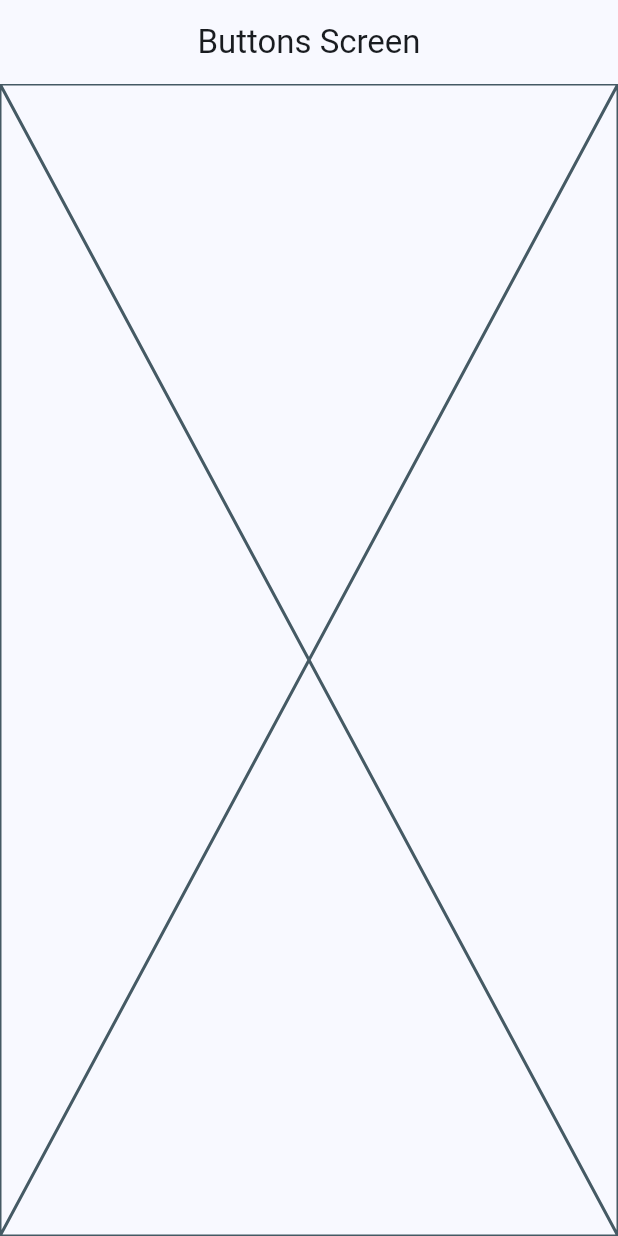
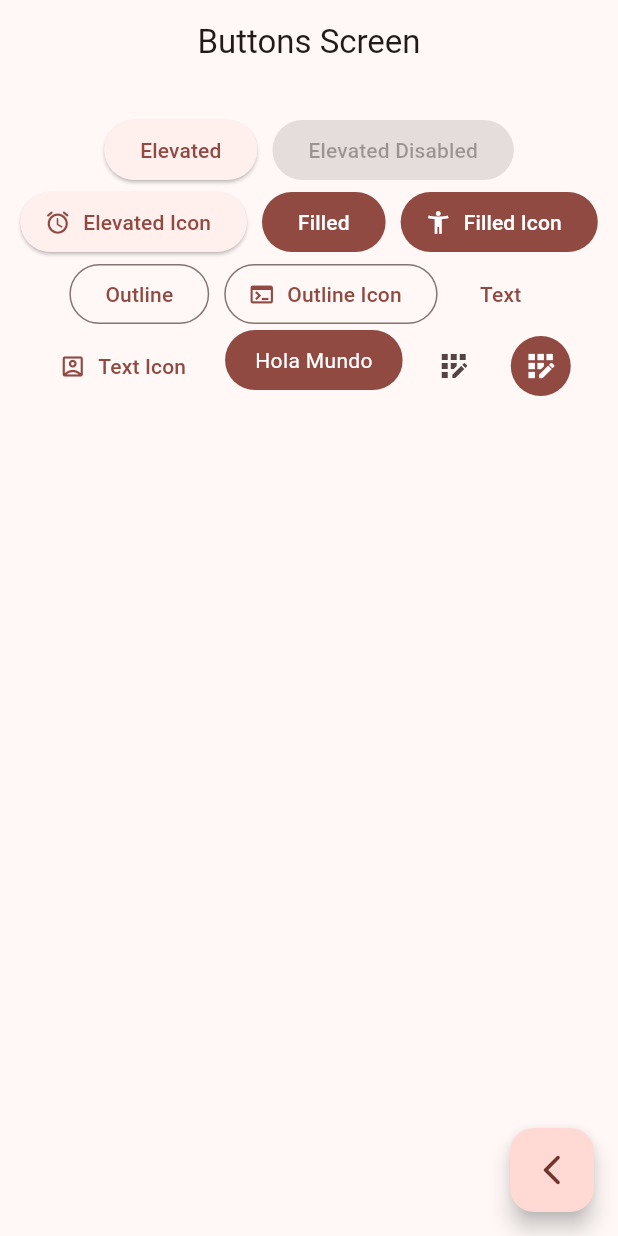
Before and after one commit to harojortiz/widgets-app, a Flutter app: the ButtonScreen screen opened by its route, on a phone screen of 412 x 824 dp. Run offline on Flutter 3.47's test engine with Material 3 defaults, Android fonts, the phone set to English and light mode, and no system bars; our stand-ins replace go_router.

Commit message:
button sreen finished

```diff
--- a/lib/main.dart
+++ b/lib/main.dart
@@ -14,7 +14,7 @@ class MainApp extends StatelessWidget {
     return MaterialApp.router(
       routerConfig: appRouter,
       debugShowCheckedModeBanner: false,
-      theme: AppTheme(selectedColor: 0).getTheme(),
+      theme: AppTheme(selectedColor: 4).getTheme(),
     );
   }
 }
--- a/lib/presentation/screens/buttons/buttons_screen.dart
+++ b/lib/presentation/screens/buttons/buttons_screen.dart
@@ -1,4 +1,5 @@
 import 'package:flutter/material.dart';
+import 'package:go_router/go_router.dart';
 
 class ButtonScreen extends StatelessWidget {
   static const String name = 'buttons_screen';
@@ -11,7 +12,93 @@ class ButtonScreen extends StatelessWidget {
       appBar: AppBar(
         title: const Text('Buttons Screen'),
       ),
-      body: const Placeholder(),
+      body: const _ButtonsView(),
+      floatingActionButton: FloatingActionButton(
+        child: const Icon(Icons.arrow_back_ios_new_rounded),
+        onPressed: () {
+          context.pop();
+        },
+      ),
     );
   }
 }
+
+class _ButtonsView extends StatelessWidget {
+  const _ButtonsView();
+
+  @override
+  Widget build(BuildContext context) {
+    final colors = Theme.of(context).colorScheme;
+
+    return SizedBox(
+      width: double.infinity,
+      child: Padding(
+        padding: const EdgeInsets.symmetric(horizontal: 10, vertical: 20),
+        child: Wrap(
+          spacing: 10,
+          alignment: WrapAlignment.center,
+          children: [
+            ElevatedButton(onPressed: () {}, child: const Text('Elevated')),
+            const ElevatedButton(
+                onPressed: null, child: Text('Elevated Disabled')),
+            ElevatedButton.icon(
+                onPressed: () {},
+                icon: const Icon(Icons.access_alarm_rounded),
+                label: const Text('Elevated Icon')),
+            FilledButton(onPressed: () {}, child: const Text('Filled')),
+            FilledButton.icon(
+              onPressed: () {},
+              icon: const Icon(Icons.accessibility_new),
+              label: const Text('Filled Icon'),
+            ),
+            OutlinedButton(onPressed: () {}, child: const Text('Outline')),
+            OutlinedButton.icon(
+                onPressed: () {},
+                label: const Text('Outline Icon'),
+                icon: const Icon(Icons.terminal)),
+            TextButton(onPressed: () {}, child: const Text('Text')),
+            TextButton.icon(
+              onPressed: () {},
+              icon: const Icon(Icons.account_box_outlined),
+              label: const Text('Text Icon'),
+            ),
+            const CustomButton(),
+            IconButton(
+                onPressed: () {},
+                icon: const Icon(Icons.app_registration_outlined)),
+            IconButton(
+              onPressed: () {},
+              icon: const Icon(Icons.app_registration_outlined),
+              style: ButtonStyle(
+                backgroundColor: MaterialStatePropertyAll(colors.primary),
+                iconColor: const MaterialStatePropertyAll(Colors.white),
+              ),
+            ),
+          ],
+        ),
+      ),
+    );
+  }
+}
+
+class CustomButton extends StatelessWidget {
+  const CustomButton({super.key});
+
+  @override
+  Widget build(BuildContext context) {
+    final colors = Theme.of(context).colorScheme;
+
+    return ClipRRect(
+      borderRadius: BorderRadius.circular(20),
+      child: Material(
+        color: colors.primary,
+        child: InkWell(
+          onTap: () {},
+          child: const Padding(
+              padding: EdgeInsets.symmetric(horizontal: 20, vertical: 10),
+              child: Text('Hola Mundo', style: TextStyle(color: Colors.white))),
+        ),
+      ),
+    );
+  }
+}
--- a/lib/presentation/screens/home/home_screen.dart
+++ b/lib/presentation/screens/home/home_screen.dart
@@ -1,7 +1,7 @@
 import 'package:flutter/material.dart';
 import 'package:go_router/go_router.dart';
 import 'package:widgets_app/config/menu/menu_items.dart';
-import 'package:widgets_app/presentation/screens/cards/cards_screen.dart';
+// import 'package:widgets_app/presentation/screens/cards/cards_screen.dart';
 
 class HomeScreen extends StatelessWidget {
   static const String name = 'home_screen';
```
